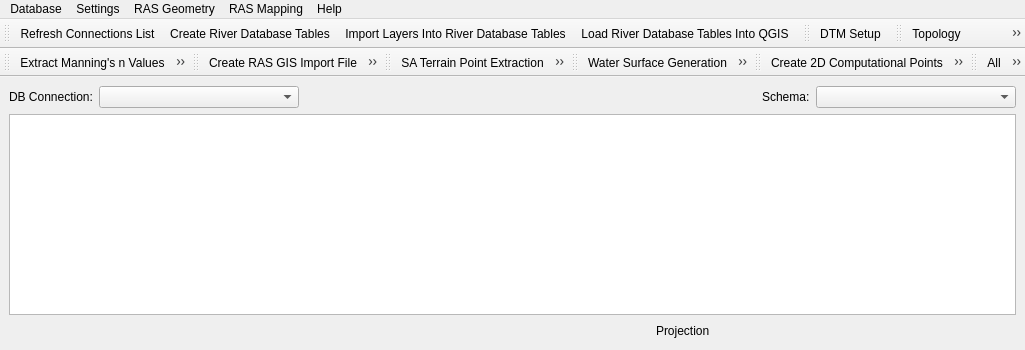
Above: rivergis/ui/ui_rivergis.ui from erpas/rgis before the change. Below: the same form after it.
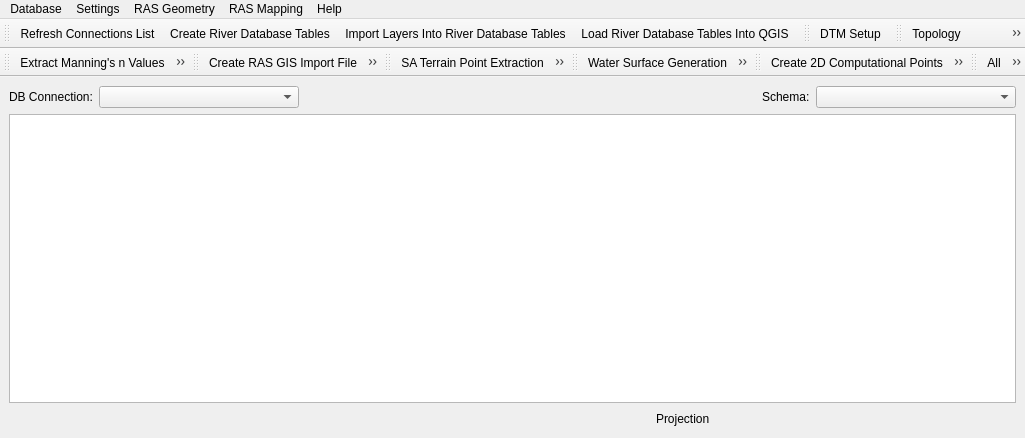
That is the form after the change. Icons and pictures are not drawn. Custom widgets are drawn as their Qt base class.

Diff of the .ui file:
```diff
--- a/rivergis/ui/ui_rivergis.ui
+++ b/rivergis/ui/ui_rivergis.ui
@@ -9,8 +9,8 @@
    <rect>
     <x>0</x>
     <y>0</y>
-    <width>601</width>
-    <height>350</height>
+    <width>591</width>
+    <height>438</height>
    </rect>
   </property>
   <property name="windowTitle">
```
Left out of the diff: 2 changed lines with no effect on the pictures.
